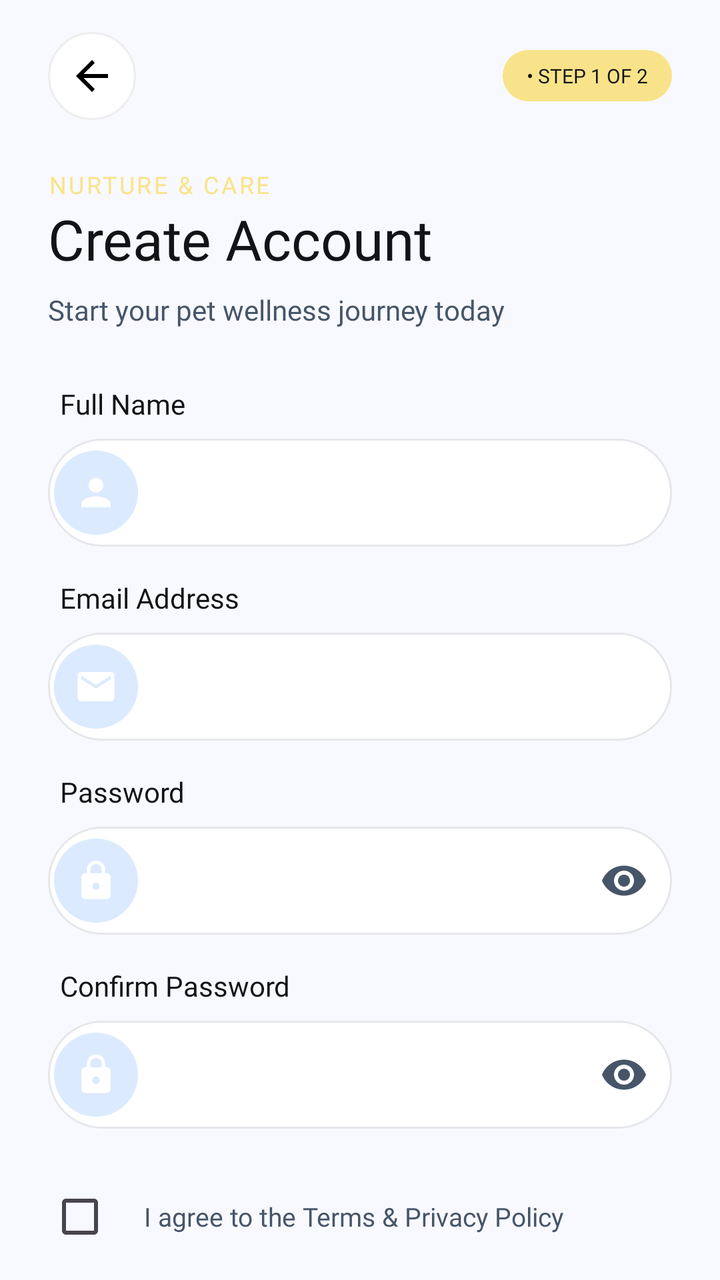
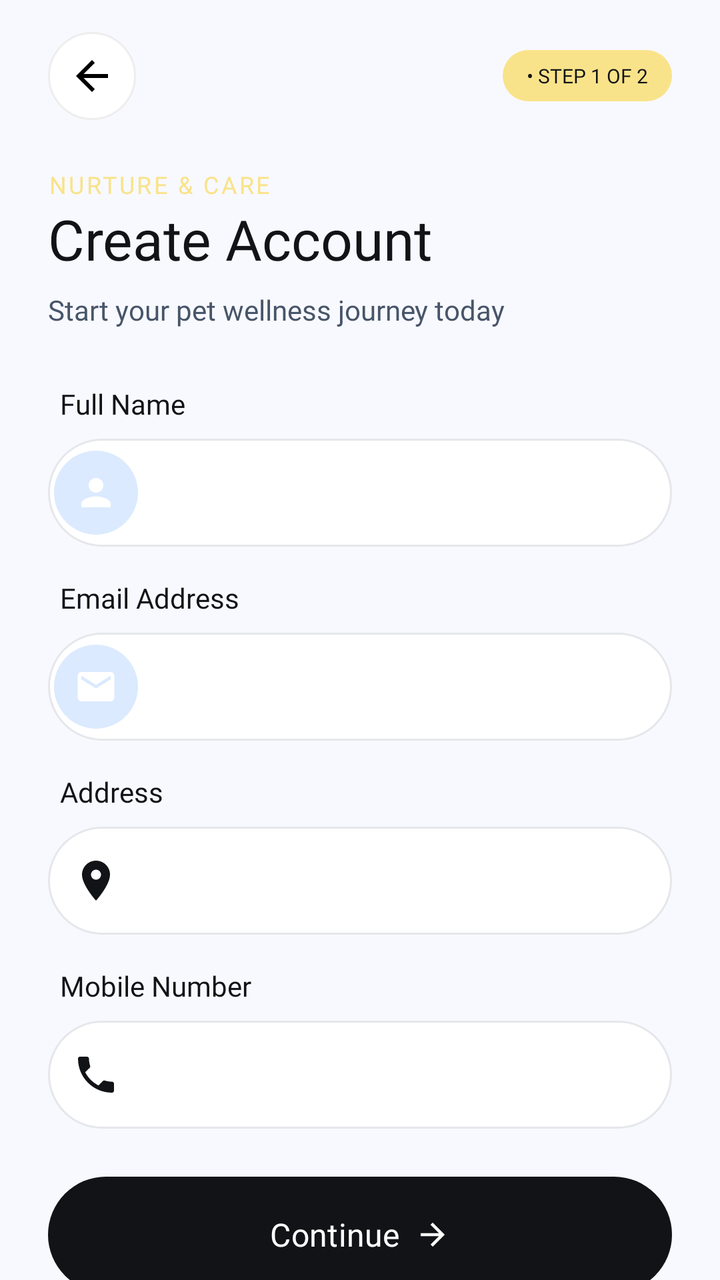

The first picture is an Android layout as it rendered before a commit; the second is the same layout after the commit. The layout source and the unified diff follow.
<!-- AndroidManifest.xml: activity theme Theme.NordicPaws.Login -->
<!-- res/layout/activity_sign_up.xml -->
<?xml version="1.0" encoding="utf-8"?>
<androidx.core.widget.NestedScrollView
    xmlns:android="http://schemas.android.com/apk/res/android"
    xmlns:app="http://schemas.android.com/apk/res-auto"
    xmlns:tools="http://schemas.android.com/tools"
    android:id="@+id/main"
    android:layout_width="match_parent"
    android:layout_height="match_parent"
    android:background="@color/bg_cream"
    android:fillViewport="true"
    tools:context=".SignUpActivity">

    <LinearLayout
        android:layout_width="match_parent"
        android:layout_height="wrap_content"
        android:orientation="vertical"
        android:paddingStart="24dp"
        android:paddingEnd="24dp"
        android:paddingBottom="24dp">

        
        <RelativeLayout
            android:layout_width="match_parent"
            android:layout_height="wrap_content"
            android:layout_marginTop="16dp"
            android:layout_marginBottom="24dp">

            <ImageButton
                android:id="@+id/backButton"
                android:layout_width="44dp"
                android:layout_height="44dp"
                android:background="@drawable/bg_logo_circle"
                android:contentDescription="Go back"
                android:padding="10dp"
                android:src="@drawable/baseline_arrow_back_24"
                android:layout_alignParentStart="true"
                android:layout_centerVertical="true" />

            <TextView
                android:id="@+id/stepBadge"
                android:layout_width="wrap_content"
                android:layout_height="wrap_content"
                android:background="@drawable/bg_care_portal"
                android:fontFamily="@font/plusjakartasbold"
                android:paddingStart="12dp"
                android:paddingTop="6dp"
                android:paddingEnd="12dp"
                android:paddingBottom="6dp"
                android:text="• STEP 1 OF 2"
                android:textColor="@color/primary_black"
                android:textSize="10sp"
                android:layout_alignParentEnd="true"
                android:layout_centerVertical="true" />
        </RelativeLayout>

        
        <TextView
            android:layout_width="wrap_content"
            android:layout_height="wrap_content"
            android:fontFamily="@font/plusjakartasanssemibold"
            android:text="Nurture &amp; Care"
            android:textColor="@color/secondary_yellow"
            android:textSize="12sp"
            android:textAllCaps="true"
            android:letterSpacing="0.1" />

        <TextView
            android:layout_width="wrap_content"
            android:layout_height="wrap_content"
            android:layout_marginTop="4dp"
            android:fontFamily="@font/plusjakartasbold"
            android:includeFontPadding="false"
            android:text="Create Account"
            android:textColor="@color/primary_black"
            android:textSize="28sp" />

        <TextView
            android:layout_width="match_parent"
            android:layout_height="wrap_content"
            android:layout_marginTop="8dp"
            android:fontFamily="@font/plus_jakarta_sans_regular"
            android:text="Start your pet wellness journey today"
            android:textColor="@color/neutral_slate"
            android:textSize="14sp" />

        

        
        <TextView
            android:layout_width="wrap_content"
            android:layout_height="wrap_content"
            android:layout_marginTop="28dp"
            android:layout_marginLeft="6dp"
            android:fontFamily="@font/plusjakartasanssemibold"
            android:text="Full Name"
            android:textColor="@color/primary_black"
            android:textSize="14sp" />

        <com.google.android.material.textfield.TextInputLayout
            android:id="@+id/fullNameInputLayout"
            style="@style/Widget.NordicPaws.TextInputLayout"
            android:layout_width="match_parent"
            android:layout_height="wrap_content"
            android:layout_marginTop="8dp"
            android:hint="Alex Morgan"
            app:boxBackgroundColor="@color/surface_white"
            app:boxCornerRadiusTopStart="28dp"
            app:boxCornerRadiusTopEnd="28dp"
            app:boxCornerRadiusBottomStart="28dp"
            app:boxCornerRadiusBottomEnd="28dp"
            app:boxStrokeWidth="0dp"
            app:boxStrokeWidthFocused="0dp"
            app:hintEnabled="false"
            app:startIconDrawable="@drawable/ic_person_circle"
            app:startIconTint="@null">

            <com.google.android.material.textfield.TextInputEditText
                android:id="@+id/fullNameEditText"
                android:layout_width="match_parent"
                android:layout_height="wrap_content"
                android:background="@drawable/bg_rounded_input"
                android:fontFamily="@font/plus_jakarta_sans_regular"
                android:inputType="textPersonName"
                android:minHeight="54dp"
                android:paddingStart="4dp"
                android:textColor="@color/primary_black"
                android:textColorHint="#B6B6B6"
                android:textSize="14sp" />
        </com.google.android.material.textfield.TextInputLayout>

        
        <TextView
            android:layout_width="wrap_content"
            android:layout_height="wrap_content"
            android:layout_marginTop="16dp"
            android:layout_marginLeft="6dp"
            android:fontFamily="@font/plusjakartasanssemibold"
            android:text="Email Address"
            android:textColor="@color/primary_black"
            android:textSize="14sp" />

        <com.google.android.material.textfield.TextInputLayout
            android:id="@+id/emailInputLayout"
            style="@style/Widget.NordicPaws.TextInputLayout"
            android:layout_width="match_parent"
            android:layout_height="wrap_content"
            android:layout_marginTop="8dp"
            android:hint="alex@example.com"
            app:boxBackgroundColor="@color/surface_white"
            app:boxCornerRadiusTopStart="28dp"
            app:boxCornerRadiusTopEnd="28dp"
            app:boxCornerRadiusBottomStart="28dp"
            app:boxCornerRadiusBottomEnd="28dp"
            app:boxStrokeWidth="0dp"
            app:boxStrokeWidthFocused="0dp"
            app:hintEnabled="false"
            app:startIconDrawable="@drawable/ic_email_circle"
            app:startIconTint="@null">

            <com.google.android.material.textfield.TextInputEditText
                android:id="@+id/emailEditText"
                android:layout_width="match_parent"
                android:layout_height="wrap_content"
                android:background="@drawable/bg_rounded_input"
                android:fontFamily="@font/plus_jakarta_sans_regular"
                android:inputType="textEmailAddress"
                android:minHeight="54dp"
                android:paddingStart="4dp"
                android:textColor="@color/primary_black"
                android:textColorHint="#B6B6B6"
                android:textSize="14sp" />
        </com.google.android.material.textfield.TextInputLayout>

        
        <TextView
            android:layout_width="wrap_content"
            android:layout_height="wrap_content"
            android:layout_marginTop="16dp"
            android:layout_marginLeft="6dp"
            android:fontFamily="@font/plusjakartasanssemibold"
            android:text="Password"
            android:textColor="@color/primary_black"
            android:textSize="14sp" />

        <com.google.android.material.textfield.TextInputLayout
            android:id="@+id/passwordInputLayout"
            style="@style/Widget.NordicPaws.TextInputLayout"
            android:layout_width="match_parent"
            android:layout_height="wrap_content"
            android:layout_marginTop="8dp"
            android:hint="••••••••••••"
            app:boxBackgroundColor="@color/surface_white"
            app:boxCornerRadiusTopStart="28dp"
            app:boxCornerRadiusTopEnd="28dp"
            app:boxCornerRadiusBottomStart="28dp"
            app:boxCornerRadiusBottomEnd="28dp"
            app:boxStrokeWidth="0dp"
            app:boxStrokeWidthFocused="0dp"
            app:endIconMode="password_toggle"
            app:endIconTint="@color/neutral_slate"
            app:hintEnabled="false"
            app:startIconDrawable="@drawable/ic_lock_circle"
            app:startIconTint="@null">

            <com.google.android.material.textfield.TextInputEditText
                android:id="@+id/passwordEditText"
                android:layout_width="match_parent"
                android:layout_height="wrap_content"
                android:background="@drawable/bg_rounded_input"
                android:fontFamily="@font/plusjakartasansegular"
                android:inputType="textPassword"
                android:minHeight="54dp"
                android:paddingStart="4dp"
                android:textColor="@color/primary_black"
                android:textColorHint="#B6B6B6"
                android:textSize="14sp" />
        </com.google.android.material.textfield.TextInputLayout>

        
        <TextView
            android:layout_width="wrap_content"
            android:layout_height="wrap_content"
            android:layout_marginTop="16dp"
            android:layout_marginLeft="6dp"
            android:fontFamily="@font/plusjakartasanssemibold"
            android:text="Confirm Password"
            android:textColor="@color/primary_black"
            android:textSize="14sp" />

        <com.google.android.material.textfield.TextInputLayout
            android:id="@+id/confirmPasswordInputLayout"
            style="@style/Widget.NordicPaws.TextInputLayout"
            android:layout_width="match_parent"
            android:layout_height="wrap_content"
            android:layout_marginTop="8dp"
            android:hint="••••••••••••"
            app:boxBackgroundColor="@color/surface_white"
            app:boxCornerRadiusTopStart="28dp"
            app:boxCornerRadiusTopEnd="28dp"
            app:boxCornerRadiusBottomStart="28dp"
            app:boxCornerRadiusBottomEnd="28dp"
            app:boxStrokeWidth="0dp"
            app:boxStrokeWidthFocused="0dp"
            app:endIconMode="password_toggle"
            app:endIconTint="@color/neutral_slate"
            app:hintEnabled="false"
            app:startIconDrawable="@drawable/ic_lock_circle"
            app:startIconTint="@null">

            <com.google.android.material.textfield.TextInputEditText
                android:id="@+id/confirmPasswordEditText"
                android:layout_width="match_parent"
                android:layout_height="wrap_content"
                android:background="@drawable/bg_rounded_input"
                android:fontFamily="@font/plusjakartasansegular"
                android:inputType="textPassword"
                android:minHeight="54dp"
                android:paddingStart="4dp"
                android:textColor="@color/primary_black"
                android:textColorHint="#B6B6B6"
                android:textSize="14sp" />
        </com.google.android.material.textfield.TextInputLayout>

        
        <LinearLayout
            android:layout_width="match_parent"
            android:layout_height="wrap_content"
            android:layout_marginTop="20dp"
            android:orientation="horizontal"
            android:gravity="center_vertical">
            <CheckBox
                android:id="@+id/termsCheckBox"
                android:layout_width="wrap_content"
                android:layout_height="wrap_content"
                android:buttonTint="@color/primary_black" />
            <TextView
                android:layout_width="wrap_content"
                android:layout_height="wrap_content"
                android:fontFamily="@font/plus_jakarta_sans_regular"
                android:text="I agree to the Terms &amp; Privacy Policy"
                android:textColor="@color/neutral_slate"
                android:textSize="13sp" />
        </LinearLayout>

        
        <com.google.android.material.button.MaterialButton
            android:id="@+id/createAccountButton"
            android:layout_width="match_parent"
            android:layout_height="wrap_content"
            android:layout_marginTop="24dp"
            app:backgroundTint="@color/primary_black"
            android:fontFamily="@font/plusjakartasanssemibold"
            android:insetTop="0dp"
            android:insetBottom="0dp"
            android:minHeight="58dp"
            android:text="Create Account"
            android:textAllCaps="false"
            android:textColor="@color/surface_white"
            android:textSize="16sp"
            app:cornerRadius="29dp"
            app:elevation="0dp"
            app:icon="@drawable/baseline_arrow_forward_24"
            app:iconGravity="textEnd"
            app:iconTint="@color/surface_white" />

        
        <LinearLayout
            android:layout_width="wrap_content"
            android:layout_height="wrap_content"
            android:layout_gravity="center_horizontal"
            android:layout_marginTop="32dp"
            android:orientation="horizontal">
            <TextView
                android:layout_width="wrap_content"
                android:layout_height="wrap_content"
                android:fontFamily="@font/plus_jakarta_sans_regular"
                android:text="Already have an account? "
                android:textColor="@color/neutral_slate"
                android:textSize="13sp" />
            <TextView
                android:id="@+id/loginText"
                android:layout_width="wrap_content"
                android:layout_height="wrap_content"
                android:fontFamily="@font/plusjakartasanssemibold"
                android:text="Log In"
                android:textColor="@color/primary_black"
                android:textSize="13sp" />
        </LinearLayout>
    </LinearLayout>
</androidx.core.widget.NestedScrollView>
<!-- resources referenced by this layout -->
<resources>
  <color name="bg_cream">#F8F9FF</color>
  <color name="neutral_slate">#475569</color>
  <color name="primary_black">#121316</color>
  <color name="secondary_yellow">#F9E38A</color>
  <color name="surface_white">#FFFFFF</color>
  <!-- drawable baseline_arrow_back_24 (drawable) -->
  <vector xmlns:android="http://schemas.android.com/apk/res/android" android:autoMirrored="true" android:height="24dp" android:tint="#000000" android:viewportHeight="24" android:viewportWidth="24" android:width="24dp">
        
      <path android:fillColor="@android:color/white" android:pathData="M20,11H7.83l5.59,-5.59L12,4l-8,8 8,8 1.41,-1.41L7.83,13H20v-2z"/>
      
  </vector>
  <!-- drawable baseline_arrow_forward_24 (drawable) -->
  <vector xmlns:android="http://schemas.android.com/apk/res/android" android:height="24dp" android:tint="#000000" android:viewportHeight="24" android:viewportWidth="24" android:width="24dp">
      <path android:fillColor="@android:color/white" android:pathData="M12,4l-1.41,1.41L16.17,11H4v2h12.17l-5.58,5.59L12,20l8,-8z"/>
  </vector>
  <!-- drawable bg_care_portal (drawable) -->
  <?xml version="1.0" encoding="utf-8"?>
  <shape xmlns:android="http://schemas.android.com/apk/res/android">
  
      <solid android:color="@color/secondary_yellow" />
  
      <corners android:radius="20dp" />
  
  </shape>
  <!-- drawable bg_logo_circle (drawable) -->
  <?xml version="1.0" encoding="utf-8"?>
  <shape xmlns:android="http://schemas.android.com/apk/res/android">
  
      <solid android:color="@color/surface_white" />
  
      <stroke
          android:width="1dp"
          android:color="#EEEEEE" />
  
      <corners android:radius="100dp" />
  
  </shape>
  <!-- drawable bg_rounded_input (drawable) -->
  <?xml version="1.0" encoding="utf-8"?>
  <shape xmlns:android="http://schemas.android.com/apk/res/android"
      android:shape="rectangle">
  
      <solid android:color="@color/white" />
  
      <corners android:radius="40dp" />
  
      <stroke
          android:width="1dp"
          android:color="#E5E7EB" />
  
  </shape>
  <!-- drawable ic_lock_circle (drawable) -->
  <?xml version="1.0" encoding="utf-8"?>
  <layer-list xmlns:android="http://schemas.android.com/apk/res/android">
  
      
      <item
          android:width="42dp"
          android:height="42dp">
  
          <shape android:shape="oval">
              <solid android:color="#DBEAFE" />
          </shape>
  
      </item>
  
      
      <item
          android:width="22dp"
          android:height="22dp"
          android:left="10dp"
          android:top="10dp"
          android:right="10dp"
          android:bottom="10dp"
          android:drawable="@drawable/ic_lock" />
  
  </layer-list>
  <style name="Theme.NordicPaws.Login" parent="Theme.NordicPaws">
          <item name="android:windowBackground">@color/bg_cream</item>
      </style>
  <color name="white">#FFFFFFFF</color>
  <!-- drawable ic_lock (drawable) -->
  <vector xmlns:android="http://schemas.android.com/apk/res/android" android:height="24dp" android:tint="#000000" android:viewportHeight="24" android:viewportWidth="24" android:width="24dp">
        
      <path android:fillColor="@android:color/white" android:pathData="M18,8h-1L17,6c0,-2.76 -2.24,-5 -5,-5S7,3.24 7,6v2L6,8c-1.1,0 -2,0.9 -2,2v10c0,1.1 0.9,2 2,2h12c1.1,0 2,-0.9 2,-2L20,10c0,-1.1 -0.9,-2 -2,-2zM12,17c-1.1,0 -2,-0.9 -2,-2s0.9,-2 2,-2 2,0.9 2,2 -0.9,2 -2,2zM15.1,8L8.9,8L8.9,6c0,-1.71 1.39,-3.1 3.1,-3.1 1.71,0 3.1,1.39 3.1,3.1v2z"/>
      
  </vector>
  <!-- drawable baseline_person_24 (drawable) -->
  <vector xmlns:android="http://schemas.android.com/apk/res/android" android:height="24dp" android:tint="#000000" android:viewportHeight="24" android:viewportWidth="24" android:width="24dp">
        
      <path android:fillColor="@android:color/white" android:pathData="M12,12c2.21,0 4,-1.79 4,-4s-1.79,-4 -4,-4 -4,1.79 -4,4 1.79,4 4,4zM12,14c-2.67,0 -8,1.34 -8,4v2h16v-2c0,-2.66 -5.33,-4 -8,-4z"/>
      
  </vector>
  <style name="Theme.NordicPaws" parent="Base.Theme.NordicPaws" />
  <!-- unchanged entries left out for length: 5 -->
</resources>

<!-- the commit's change to res/layout/activity_sign_up.xml (unified diff, before → after) -->
@@ -178,17 +178,17 @@
             android:layout_marginTop="16dp"
             android:layout_marginLeft="6dp"
             android:fontFamily="@font/plusjakartasanssemibold"
-            android:text="Password"
+            android:text="Address"
             android:textColor="@color/primary_black"
             android:textSize="14sp" />
 
         <com.google.android.material.textfield.TextInputLayout
-            android:id="@+id/passwordInputLayout"
+            android:id="@+id/addressInputLayout"
             style="@style/Widget.NordicPaws.TextInputLayout"
             android:layout_width="match_parent"
             android:layout_height="wrap_content"
             android:layout_marginTop="8dp"
-            android:hint="••••••••••••"
+            android:hint="123 Nordic Street"
             app:boxBackgroundColor="@color/surface_white"
             app:boxCornerRadiusTopStart="28dp"
             app:boxCornerRadiusTopEnd="28dp"
@@ -196,19 +196,17 @@
             app:boxCornerRadiusBottomEnd="28dp"
             app:boxStrokeWidth="0dp"
             app:boxStrokeWidthFocused="0dp"
-            app:endIconMode="password_toggle"
-            app:endIconTint="@color/neutral_slate"
             app:hintEnabled="false"
-            app:startIconDrawable="@drawable/ic_lock_circle"
-            app:startIconTint="@null">
+            app:startIconDrawable="@drawable/ic_location"
+            app:startIconTint="@color/primary_black">
 
             <com.google.android.material.textfield.TextInputEditText
-                android:id="@+id/passwordEditText"
+                android:id="@+id/addressEditText"
                 android:layout_width="match_parent"
                 android:layout_height="wrap_content"
                 android:background="@drawable/bg_rounded_input"
-                android:fontFamily="@font/plusjakartasansegular"
-                android:inputType="textPassword"
+                android:fontFamily="@font/plus_jakarta_sans_regular"
+                android:inputType="textPostalAddress"
                 android:minHeight="54dp"
                 android:paddingStart="4dp"
                 android:textColor="@color/primary_black"
@@ -223,17 +221,17 @@
             android:layout_marginTop="16dp"
             android:layout_marginLeft="6dp"
             android:fontFamily="@font/plusjakartasanssemibold"
-            android:text="Confirm Password"
+            android:text="Mobile Number"
             android:textColor="@color/primary_black"
             android:textSize="14sp" />
 
         <com.google.android.material.textfield.TextInputLayout
-            android:id="@+id/confirmPasswordInputLayout"
+            android:id="@+id/mobileNumberInputLayout"
             style="@style/Widget.NordicPaws.TextInputLayout"
             android:layout_width="match_parent"
             android:layout_height="wrap_content"
             android:layout_marginTop="8dp"
-            android:hint="••••••••••••"
+            android:hint="+1 234 567 8900"
             app:boxBackgroundColor="@color/surface_white"
             app:boxCornerRadiusTopStart="28dp"
             app:boxCornerRadiusTopEnd="28dp"
@@ -241,19 +239,17 @@
             app:boxCornerRadiusBottomEnd="28dp"
             app:boxStrokeWidth="0dp"
             app:boxStrokeWidthFocused="0dp"
-            app:endIconMode="password_toggle"
-            app:endIconTint="@color/neutral_slate"
             app:hintEnabled="false"
-            app:startIconDrawable="@drawable/ic_lock_circle"
-            app:startIconTint="@null">
+            app:startIconDrawable="@drawable/ic_phone"
+            app:startIconTint="@color/primary_black">
 
             <com.google.android.material.textfield.TextInputEditText
-                android:id="@+id/confirmPasswordEditText"
+                android:id="@+id/mobileNumberEditText"
                 android:layout_width="match_parent"
                 android:layout_height="wrap_content"
                 android:background="@drawable/bg_rounded_input"
-                android:fontFamily="@font/plusjakartasansegular"
-                android:inputType="textPassword"
+                android:fontFamily="@font/plus_jakarta_sans_regular"
+                android:inputType="phone"
                 android:minHeight="54dp"
                 android:paddingStart="4dp"
                 android:textColor="@color/primary_black"
@@ -261,26 +257,7 @@
                 android:textSize="14sp" />
         </com.google.android.material.textfield.TextInputLayout>
 
-        
-        <LinearLayout
-            android:layout_width="match_parent"
-            android:layout_height="wrap_content"
-            android:layout_marginTop="20dp"
-            android:orientation="horizontal"
-            android:gravity="center_vertical">
-            <CheckBox
-                android:id="@+id/termsCheckBox"
-                android:layout_width="wrap_content"
-                android:layout_height="wrap_content"
-                android:buttonTint="@color/primary_black" />
-            <TextView
-                android:layout_width="wrap_content"
-                android:layout_height="wrap_content"
-                android:fontFamily="@font/plus_jakarta_sans_regular"
-                android:text="I agree to the Terms &amp; Privacy Policy"
-                android:textColor="@color/neutral_slate"
-                android:textSize="13sp" />
-        </LinearLayout>
+
 
         
         <com.google.android.material.button.MaterialButton
@@ -293,7 +270,7 @@
             android:insetTop="0dp"
             android:insetBottom="0dp"
             android:minHeight="58dp"
-            android:text="Create Account"
+            android:text="Continue"
             android:textAllCaps="false"
             android:textColor="@color/surface_white"
             android:textSize="16sp"
<!-- resource entries referenced after the edit -->
@@ -51,42 +51,30 @@
           android:color="#E5E7EB" />
   
   </shape>
-  <!-- drawable ic_lock_circle (drawable) -->
-  <?xml version="1.0" encoding="utf-8"?>
-  <layer-list xmlns:android="http://schemas.android.com/apk/res/android">
-  
-      
-      <item
-          android:width="42dp"
-          android:height="42dp">
-  
-          <shape android:shape="oval">
-              <solid android:color="#DBEAFE" />
-          </shape>
-  
-      </item>
-  
-      
-      <item
-          android:width="22dp"
-          android:height="22dp"
-          android:left="10dp"
-          android:top="10dp"
-          android:right="10dp"
-          android:bottom="10dp"
-          android:drawable="@drawable/ic_lock" />
-  
-  </layer-list>
+  <!-- drawable ic_location (drawable) -->
+  <vector xmlns:android="http://schemas.android.com/apk/res/android"
+      android:width="24dp"
+      android:height="24dp"
+      android:viewportWidth="24"
+      android:viewportHeight="24">
+      <path
+          android:fillColor="@android:color/black"
+          android:pathData="M12,2C8.13,2 5,5.13 5,9c0,5.25 7,13 7,13s7,-7.75 7,-13c0,-3.87 -3.13,-7 -7,-7zM12,11.5c-1.38,0 -2.5,-1.12 -2.5,-2.5s1.12,-2.5 2.5,-2.5 2.5,1.12 2.5,2.5 -1.12,2.5 -2.5,2.5z"/>
+  </vector>
+  <!-- drawable ic_phone (drawable) -->
+  <vector xmlns:android="http://schemas.android.com/apk/res/android"
+      android:width="24dp"
+      android:height="24dp"
+      android:viewportWidth="24"
+      android:viewportHeight="24">
+      <path
+          android:fillColor="@android:color/black"
+          android:pathData="M6.62,10.79c1.44,2.83 3.76,5.14 6.59,6.59l2.2,-2.2c0.27,-0.27 0.67,-0.36 1.02,-0.24 1.12,0.37 2.33,0.57 3.57,0.57 0.55,0 1,0.45 1,1V20c0,0.55 -0.45,1 -1,1 -9.39,0 -17,-7.61 -17,-17 0,-0.55 0.45,-1 1,-1h3.5c0.55,0 1,0.45 1,1 0,1.25 0.2,2.45 0.57,3.57 0.11,0.35 0.03,0.74 -0.24,1.02L6.62,10.79z"/>
+  </vector>
   <style name="Theme.NordicPaws.Login" parent="Theme.NordicPaws">
           <item name="android:windowBackground">@color/bg_cream</item>
       </style>
   <color name="white">#FFFFFFFF</color>
-  <!-- drawable ic_lock (drawable) -->
-  <vector xmlns:android="http://schemas.android.com/apk/res/android" android:height="24dp" android:tint="#000000" android:viewportHeight="24" android:viewportWidth="24" android:width="24dp">
-        
-      <path android:fillColor="@android:color/white" android:pathData="M18,8h-1L17,6c0,-2.76 -2.24,-5 -5,-5S7,3.24 7,6v2L6,8c-1.1,0 -2,0.9 -2,2v10c0,1.1 0.9,2 2,2h12c1.1,0 2,-0.9 2,-2L20,10c0,-1.1 -0.9,-2 -2,-2zM12,17c-1.1,0 -2,-0.9 -2,-2s0.9,-2 2,-2 2,0.9 2,2 -0.9,2 -2,2zM15.1,8L8.9,8L8.9,6c0,-1.71 1.39,-3.1 3.1,-3.1 1.71,0 3.1,1.39 3.1,3.1v2z"/>
-      
-  </vector>
   <!-- drawable baseline_person_24 (drawable) -->
   <vector xmlns:android="http://schemas.android.com/apk/res/android" android:height="24dp" android:tint="#000000" android:viewportHeight="24" android:viewportWidth="24" android:width="24dp">
         
